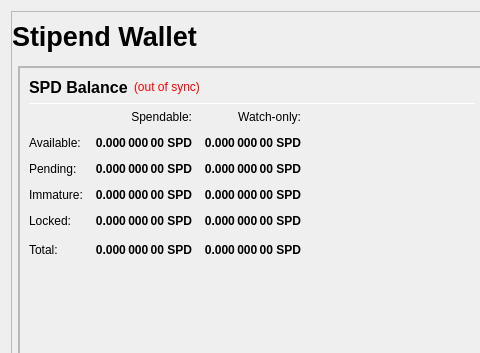
Stipend-Developer/stipend-core, file src/qt/forms/overviewpage.ui: the form before one commit; both pictures show x 0 to 480 and y 0 to 353 of the 978 by 841 pixel window.
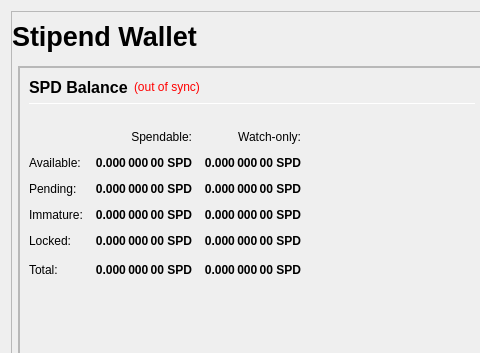
The form after the commit.

Commit message: Finalize QT Layout, CSS

The edit to the form file:
```diff
--- a/src/qt/forms/overviewpage.ui
+++ b/src/qt/forms/overviewpage.ui
@@ -260,6 +260,22 @@
                        </property>
                       </widget>
                      </item>
+                     <item>
+                      <spacer name="verticalSpacer">
+                       <property name="orientation">
+                        <enum>Qt::Vertical</enum>
+                       </property>
+                       <property name="sizeType">
+                        <enum>QSizePolicy::Fixed</enum>
+                       </property>
+                       <property name="sizeHint" stdset="0">
+                        <size>
+                         <width>20</width>
+                         <height>20</height>
+                        </size>
+                       </property>
+                      </spacer>
+                     </item>
                      <item>
                       <layout class="QGridLayout" name="gridLayout">
                        <property name="spacing">
```
The commit also changes 7 other files.
